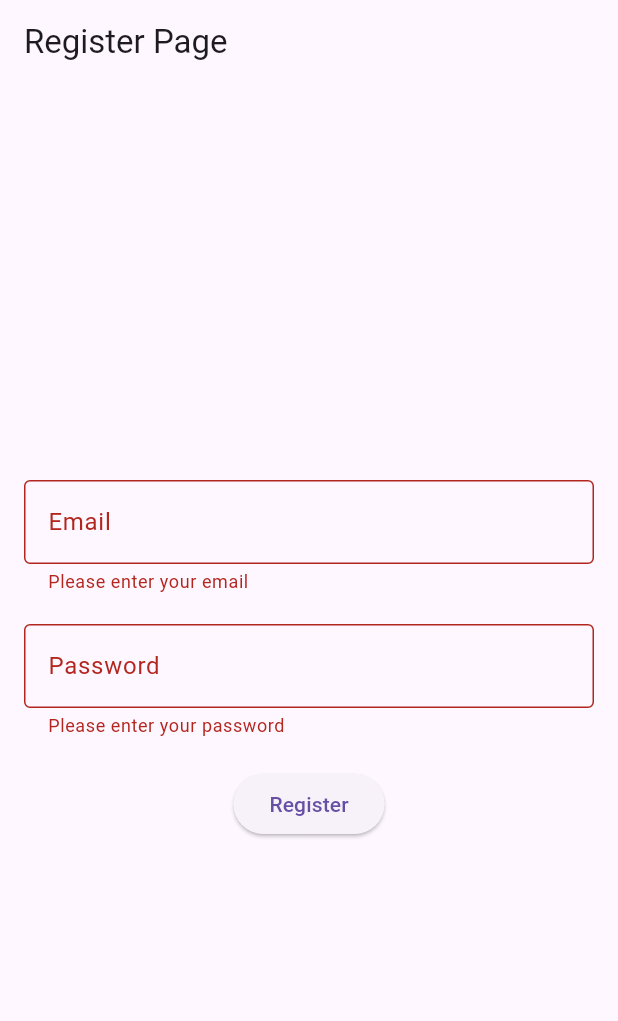
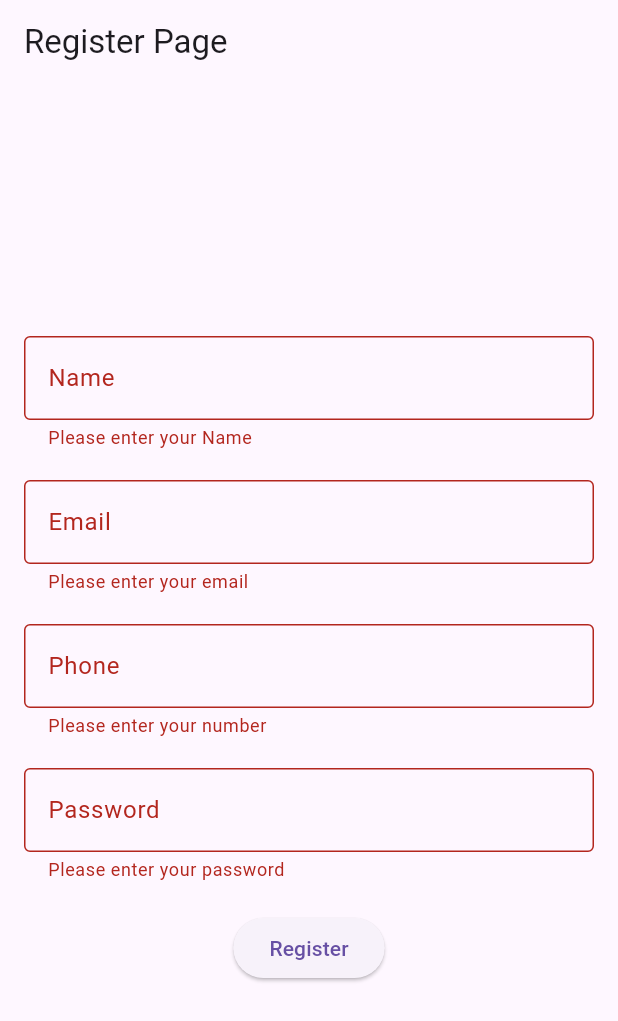
Before and after one commit to Vimal-codes/fibase-Flutter, a Flutter app: the screen it shows after launch, after a tap on "Register", on a phone screen of 412 x 824 dp. Shown: the top 1021 px of the screen. Run offline on Flutter 3.47's test engine with Material 3 defaults, Android fonts, the light colour scheme and no system bars; our stand-ins replace firebase_auth, firebase_core, firebase_database, google_sign_in; accounts and stored records are empty.

Commit message:
storage done

```diff
--- a/lib/loginWithEmailPass.dart
+++ b/lib/loginWithEmailPass.dart
@@ -1,3 +1,4 @@
+import 'package:firebase_database/firebase_database.dart';
 import 'package:flutter/material.dart';
 import 'package:firebase_auth/firebase_auth.dart';
 
@@ -17,6 +18,8 @@ class _LoginPageState extends State<LoginPage> {
   final TextEditingController _passwordController = TextEditingController();
 
   final FirebaseAuth _auth = FirebaseAuth.instance;
+
+  final DatabaseReference _databaseReference = FirebaseDatabase.instance.ref();
 
   Future<void> _login() async {
     if (_formKey.currentState!.validate()) {
--- a/lib/register.dart
+++ b/lib/register.dart
@@ -1,3 +1,4 @@
+import 'package:firebase_database/firebase_database.dart';
 import 'package:flutter/material.dart';
 import 'package:firebase_auth/firebase_auth.dart';
 
@@ -12,8 +13,33 @@ class RegisterPage extends StatefulWidget {
 
 class _RegisterPageState extends State<RegisterPage> {
   final _formKey = GlobalKey<FormState>();
+  final TextEditingController _nameController = TextEditingController();
   final TextEditingController _emailController = TextEditingController();
+  final TextEditingController _phoneController = TextEditingController();
   final TextEditingController _passwordController = TextEditingController();
+
+  final DatabaseReference _databaseReference = FirebaseDatabase.instance.ref();
+
+  int id = 1;
+  void updateId(){
+    setState(() {
+      id++;
+    });
+}
+
+
+  Future<bool> save(
+      String uid, String name, String phone, String email, String pass) async {
+    try {
+      await _databaseReference.child("users/$uid").set(
+          {'name': name, 'phone': phone, 'email': email, 'password': pass});
+      updateId();
+      return true;
+    } catch (e) {
+      print(e);
+      return false;
+    }
+  }
 
   final FirebaseAuth _auth = FirebaseAuth.instance;
 
@@ -57,6 +83,21 @@ class _RegisterPageState extends State<RegisterPage> {
             mainAxisAlignment: MainAxisAlignment.center,
             children: [
               TextFormField(
+                controller: _nameController,
+                keyboardType: TextInputType.name,
+                decoration: const InputDecoration(
+                  labelText: 'Name',
+                  border: OutlineInputBorder(),
+                ),
+                validator: (value) {
+                  if (value == null || value.isEmpty) {
+                    return 'Please enter your Name';
+                  }
+                  return null;
+                },
+              ),
+              const SizedBox(height: 20),
+              TextFormField(
                 controller: _emailController,
                 keyboardType: TextInputType.emailAddress,
                 decoration: const InputDecoration(
@@ -66,6 +107,21 @@ class _RegisterPageState extends State<RegisterPage> {
                 validator: (value) {
                   if (value == null || value.isEmpty) {
                     return 'Please enter your email';
+                  }
+                  return null;
+                },
+              ),
+              const SizedBox(height: 20),
+              TextFormField(
+                controller: _phoneController,
+                keyboardType: TextInputType.phone,
+                decoration: const InputDecoration(
+                  labelText: 'Phone',
+                  border: OutlineInputBorder(),
+                ),
+                validator: (value) {
+                  if (value == null || value.isEmpty) {
+                    return 'Please enter your number';
                   }
                   return null;
                 },
@@ -89,7 +145,23 @@ class _RegisterPageState extends State<RegisterPage> {
               ),
               const SizedBox(height: 20),
               ElevatedButton(
-                onPressed: _register,
+                onPressed: () {
+                  _register();
+                  save(
+                          "ID:$id",
+                          _nameController.text,
+                          _phoneController.text,
+                          _emailController.text,
+                          _passwordController.text)
+                      .then((value) {
+                    if (value) {
+                      _emailController.clear();
+                      _nameController.clear();
+                      _phoneController.clear();
+                      _passwordController.clear();
+                    }
+                  });
+                },
                 child: const Text('Register'),
               ),
             ],
--- a/pubspec.yaml
+++ b/pubspec.yaml
@@ -38,6 +38,7 @@ dependencies:
   firebase_core: ^3.8.1
   google_sign_in: ^6.2.2
   firebase_auth: ^5.3.3
+  firebase_database: ^11.2.0
 
 dev_dependencies:
   flutter_test:
```
Also changed, not shown: lib/home.dart (+55 -3 lines), pubspec.lock.
